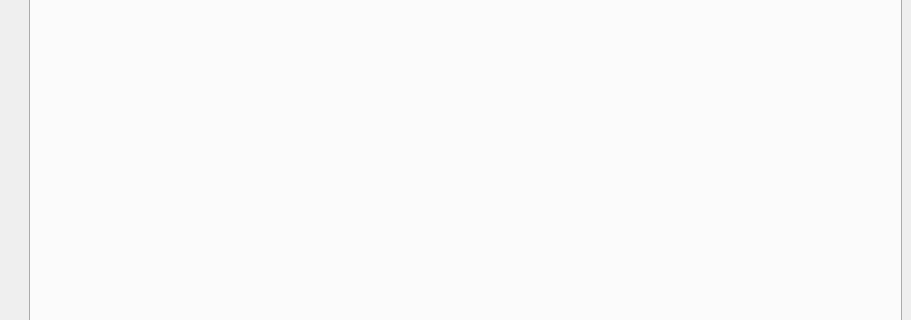
yn4k4nishi/aemwel_viewer, file ui/main_window.ui: the form before one commit; both pictures show x 0 to 911 and y 200 to 520 of the 911 by 737 pixel window.
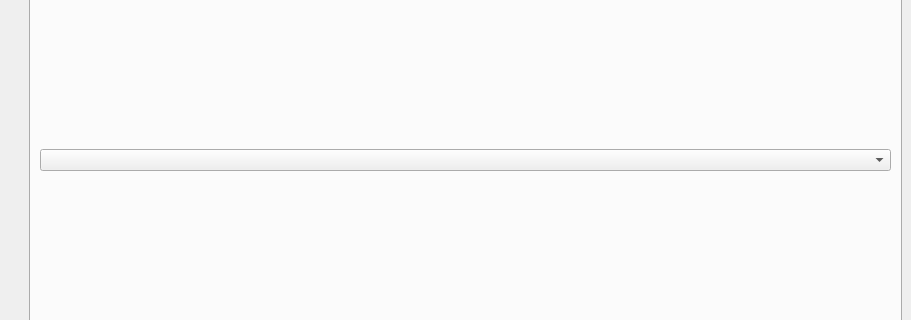
The form after the commit.

```diff
--- a/ui/main_window.ui
+++ b/ui/main_window.ui
@@ -48,6 +48,11 @@
          <attribute name="title">
           <string>Tab 1</string>
          </attribute>
+         <layout class="QVBoxLayout" name="verticalLayout_2">
+          <item>
+           <widget class="QComboBox" name="comboBox"/>
+          </item>
+         </layout>
         </widget>
         <widget class="QWidget" name="tab_2">
          <attribute name="title">
```
Left out of the diff: 2 changed lines with no effect on the pictures.
